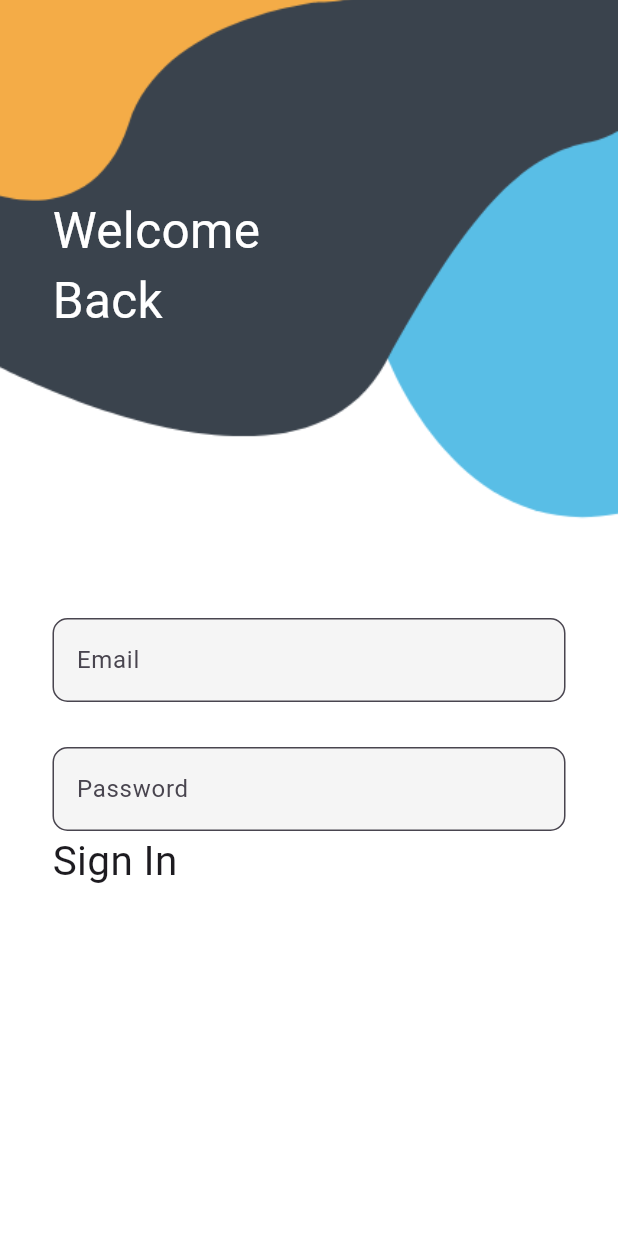
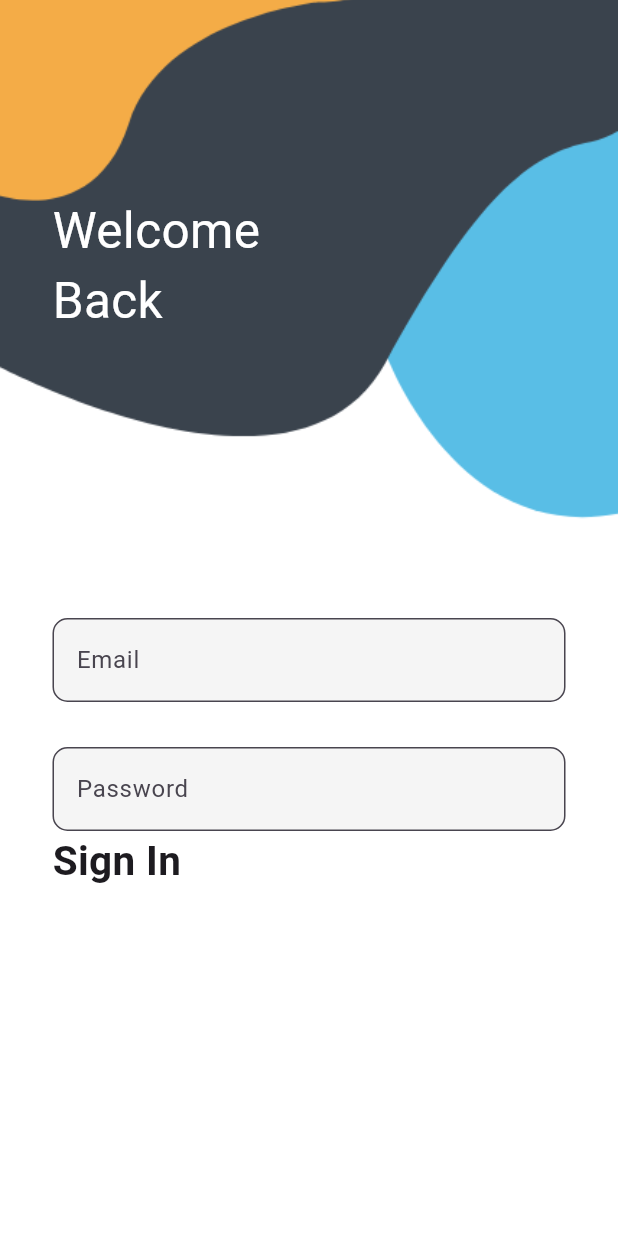
Before and after one commit to subhamshr/SentryHome, a Flutter app: the screen it shows after launch, on a phone screen of 412 x 824 dp. Run offline on Flutter 3.47's test engine with Material 3 defaults, Android fonts, the phone set to English and light mode, and no system bars.

Commit message:
login page changed

```diff
--- a/lib/login.dart
+++ b/lib/login.dart
@@ -57,7 +57,8 @@ class _MyLoginState extends State<MyLogin> {
                       children: [
                         Text(
                           'Sign In',
-                          style: TextStyle(fontSize: 27),
+                          style: TextStyle(
+                              fontSize: 27, fontWeight: FontWeight.w700),
                         )
                       ],
                     )
```
